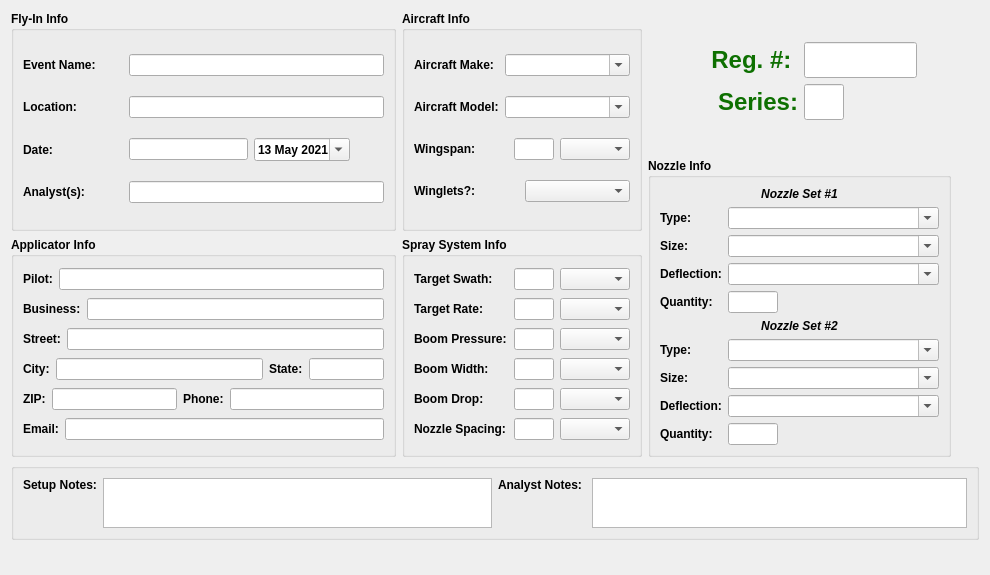
The window that accupatt/windows/ui/seriesInfo.ui (gill14/AccuPatt) describes before a commit, drawn with Qt 5.
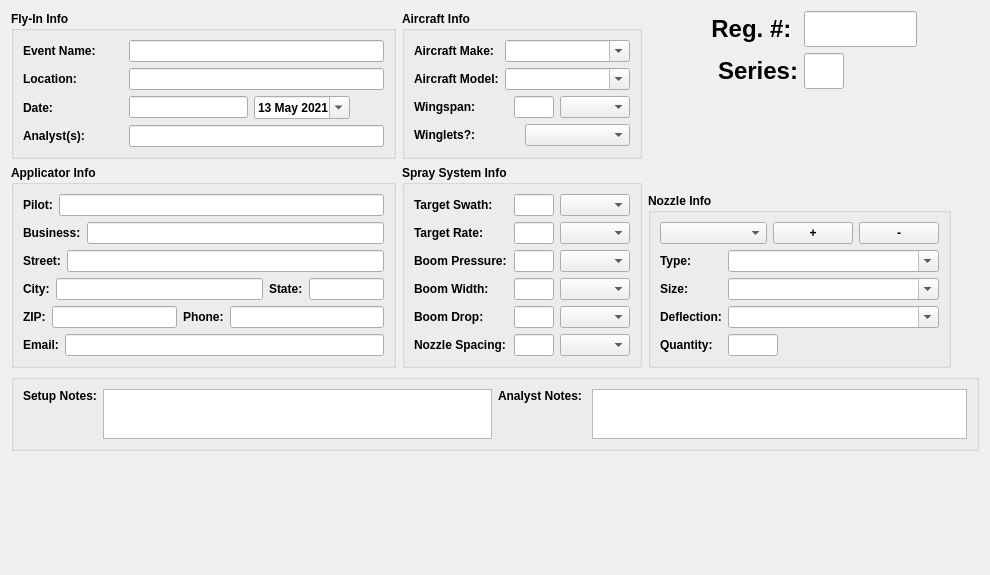
The same window after the commit.

Commit message: Parameterize Nozzles

```diff
--- a/accupatt/windows/ui/seriesInfo.ui
+++ b/accupatt/windows/ui/seriesInfo.ui
@@ -879,19 +879,6 @@
      </item>
      <item>
       <layout class="QVBoxLayout" name="verticalLayout_9">
-       <item>
-        <spacer name="verticalSpacer">
-         <property name="orientation">
-          <enum>Qt::Vertical</enum>
-         </property>
-         <property name="sizeHint" stdset="0">
-          <size>
-           <width>20</width>
-           <height>40</height>
-          </size>
-         </property>
-        </spacer>
-       </item>
        <item>
         <layout class="QHBoxLayout" name="horizontalLayout_27">
          <item>
@@ -915,9 +902,6 @@
              <bold>true</bold>
             </font>
            </property>
-           <property name="styleSheet">
-            <string notr="true">color: rgb(14, 112, 1);</string>
-           </property>
            <property name="text">
             <string>Reg. #: </string>
            </property>
@@ -947,9 +931,6 @@
              <bold>true</bold>
             </font>
            </property>
-           <property name="styleSheet">
-            <string notr="true">color: rgb(14, 112, 1);</string>
-           </property>
           </widget>
          </item>
          <item>
@@ -990,9 +971,6 @@
              <bold>true</bold>
             </font>
            </property>
-           <property name="styleSheet">
-            <string notr="true">color: rgb(14, 112, 1);</string>
-           </property>
            <property name="lineWidth">
             <number>1</number>
            </property>
@@ -1025,9 +1003,6 @@
              <bold>true</bold>
             </font>
            </property>
-           <property name="styleSheet">
-            <string notr="true">color: rgb(14, 112, 1);</string>
-           </property>
           </widget>
          </item>
          <item>
@@ -1046,7 +1021,7 @@
         </layout>
        </item>
        <item>
-        <spacer name="verticalSpacer_2">
+        <spacer name="verticalSpacer">
          <property name="orientation">
           <enum>Qt::Vertical</enum>
          </property>
@@ -1071,23 +1046,32 @@
          </property>
          <layout class="QVBoxLayout" name="verticalLayout_4">
           <item>
-           <layout class="QVBoxLayout" name="verticalLayout_7">
+           <layout class="QHBoxLayout" name="horizontalLayout_19">
             <item>
-             <widget class="QLabel" name="label_17">
-              <property name="font">
-               <font>
-                <weight>75</weight>
-                <italic>true</italic>
-                <bold>true</bold>
-               </font>
+             <widget class="QComboBox" name="comboBoxNozzleSet">
+              <property name="sizePolicy">
+               <sizepolicy hsizetype="Expanding" vsizetype="Fixed">
+                <horstretch>0</horstretch>
+                <verstretch>0</verstretch>
+               </sizepolicy>
               </property>
+             </widget>
+            </item>
+            <item>
+             <widget class="QPushButton" name="pushButtonNozzleSetAdd">
               <property name="text">
-               <string>Nozzle Set #1</string>
+               <string>+</string>
               </property>
-              <property name="alignment">
-               <set>Qt::AlignCenter</set>
+             </widget>
+            </item>
+            <item>
+             <widget class="QPushButton" name="pushButtonNozzleSetRemove">
+              <property name="text">
+               <string>-</string>
               </property>
              </widget>
+            </item>
+           </layout>
             </item>
             <item>
              <layout class="QFormLayout" name="formLayout_2">
@@ -1106,6 +1090,12 @@
                   <height>0</height>
                  </size>
                 </property>
+              <property name="font">
+               <font>
+                <weight>75</weight>
+                <bold>true</bold>
+               </font>
+              </property>
                 <property name="editable">
                  <bool>true</bool>
                 </property>
@@ -1129,6 +1119,12 @@
                   <height>0</height>
                  </size>
                 </property>
+              <property name="font">
+               <font>
+                <weight>75</weight>
+                <bold>true</bold>
+               </font>
+              </property>
                 <property name="editable">
                  <bool>true</bool>
                 </property>
@@ -1152,6 +1148,12 @@
                   <height>0</height>
                  </size>
                 </property>
+              <property name="font">
+               <font>
+                <weight>75</weight>
+                <bold>true</bold>
+               </font>
+              </property>
                 <property name="editable">
                  <bool>true</bool>
                 </property>
@@ -1181,127 +1183,14 @@
                   <height>16777215</height>
                  </size>
                 </property>
-               </widget>
-              </item>
-             </layout>
-            </item>
-           </layout>
-          </item>
-          <item>
-           <layout class="QVBoxLayout" name="verticalLayout_8">
-            <item>
-             <widget class="QLabel" name="label_22">
               <property name="font">
                <font>
                 <weight>75</weight>
-                <italic>true</italic>
                 <bold>true</bold>
                </font>
               </property>
-              <property name="text">
-               <string>Nozzle Set #2</string>
-              </property>
-              <property name="alignment">
-               <set>Qt::AlignCenter</set>
-              </property>
              </widget>
             </item>
-            <item>
-             <layout class="QFormLayout" name="formLayout_3">
-              <item row="0" column="0">
-               <widget class="QLabel" name="label_23">
-                <property name="text">
-                 <string>Type:</string>
-                </property>
-               </widget>
-              </item>
-              <item row="0" column="1">
-               <widget class="QComboBox" name="comboBoxNT2">
-                <property name="minimumSize">
-                 <size>
-                  <width>175</width>
-                  <height>0</height>
-                 </size>
-                </property>
-                <property name="editable">
-                 <bool>true</bool>
-                </property>
-                <property name="sizeAdjustPolicy">
-                 <enum>QComboBox::AdjustToContents</enum>
-                </property>
-               </widget>
-              </item>
-              <item row="1" column="0">
-               <widget class="QLabel" name="label_24">
-                <property name="text">
-                 <string>Size:</string>
-                </property>
-               </widget>
-              </item>
-              <item row="1" column="1">
-               <widget class="QComboBox" name="comboBoxNS2">
-                <property name="minimumSize">
-                 <size>
-                  <width>125</width>
-                  <height>0</height>
-                 </size>
-                </property>
-                <property name="editable">
-                 <bool>true</bool>
-                </property>
-                <property name="sizeAdjustPolicy">
-                 <enum>QComboBox::AdjustToContents</enum>
-                </property>
-               </widget>
-              </item>
-              <item row="2" column="0">
-               <widget class="QLabel" name="label_25">
-                <property name="text">
-                 <string>Deflection:</string>
-                </property>
-               </widget>
-              </item>
-              <item row="2" column="1">
-               <widget class="QComboBox" name="comboBoxND2">
-                <property name="minimumSize">
-                 <size>
-                  <width>125</width>
-                  <height>0</height>
-                 </size>
-                </property>
-                <property name="editable">
-                 <bool>true</bool>
-                </property>
-                <property name="sizeAdjustPolicy">
-                 <enum>QComboBox::AdjustToContents</enum>
-                </property>
-               </widget>
-              </item>
-              <item row="3" column="0">
-               <widget class="QLabel" name="label_26">
-                <property name="text">
-                 <string>Quantity:</string>
-                </property>
-               </widget>
-              </item>
-              <item row="3" column="1">
-               <widget class="QLineEdit" name="lineEditNQ2">
-                <property name="sizePolicy">
-                 <sizepolicy hsizetype="Fixed" vsizetype="Fixed">
-                  <horstretch>0</horstretch>
-                  <verstretch>0</verstretch>
-                 </sizepolicy>
-                </property>
-                <property name="maximumSize">
-                 <size>
-                  <width>50</width>
-                  <height>16777215</height>
-                 </size>
-                </property>
-               </widget>
-              </item>
-             </layout>
-            </item>
            </layout>
           </item>
          </layout>
```
Left out of the diff: 8 changed lines with no effect on the pictures. Lines whose indentation alone changed are shown as unchanged. The commit also changes 10 other files.
